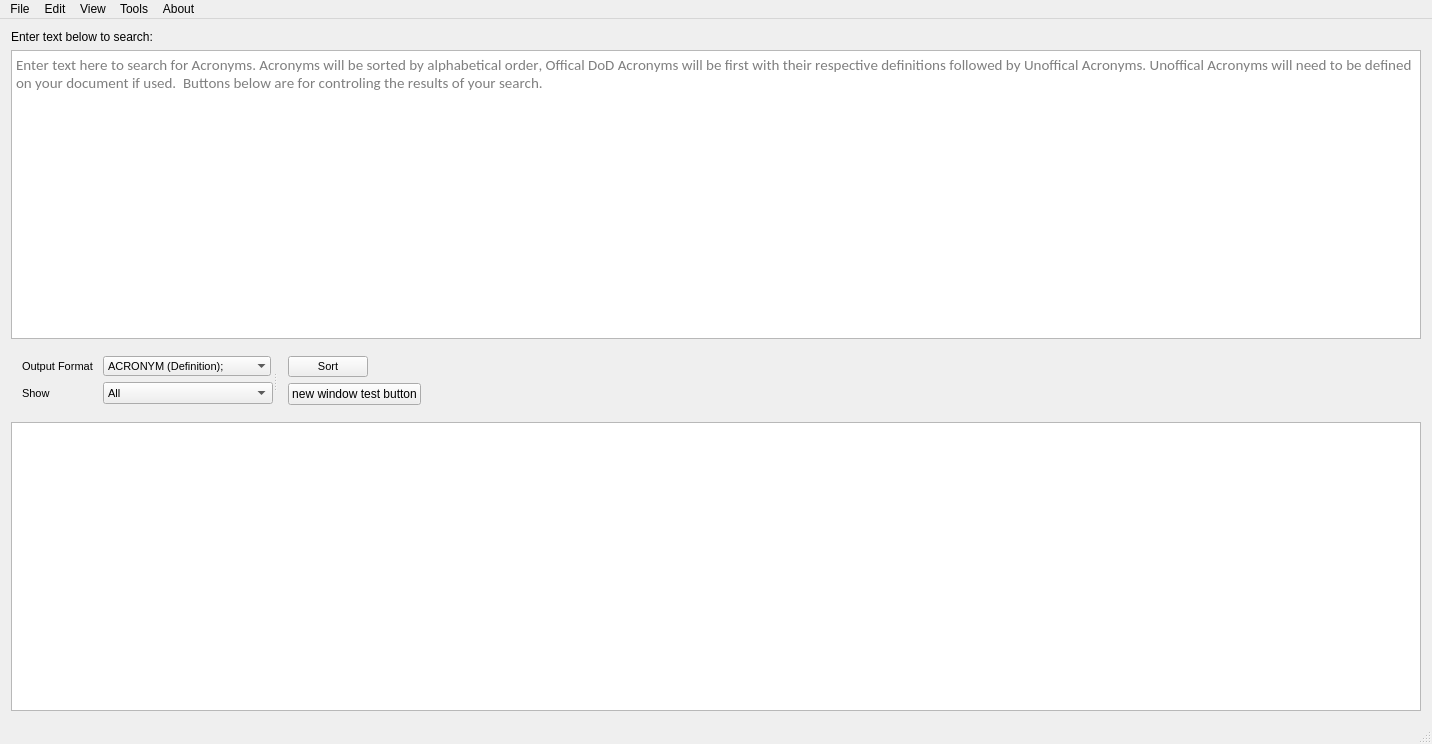
This is Source_Files/sorter.ui in SnekCode/AcronymSorter as Qt 5 draws it before an edit. The edited form follows.
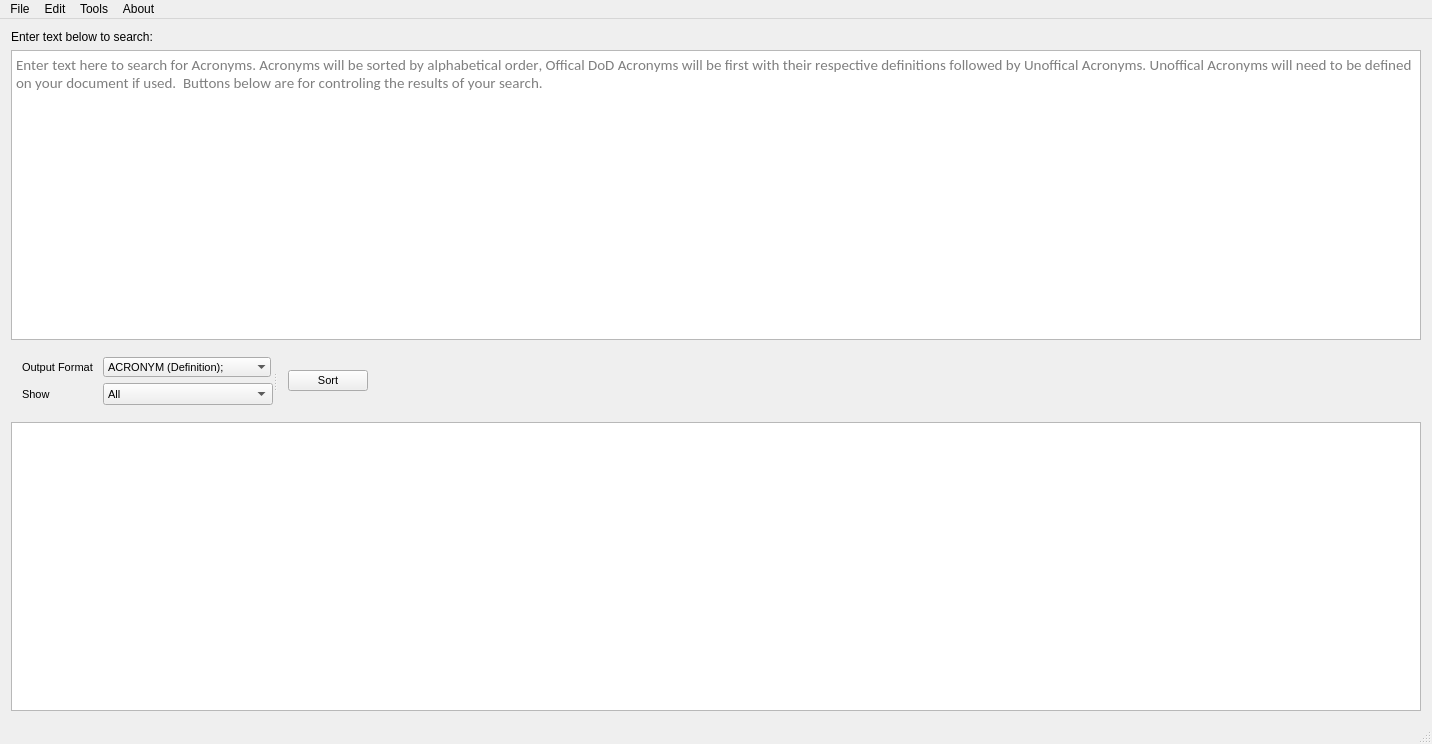
This is the edited form. Icons and pictures are not drawn.

```diff
--- a/Source_Files/sorter.ui
+++ b/Source_Files/sorter.ui
@@ -275,13 +275,6 @@
           </property>
          </widget>
         </item>
-        <item row="1" column="0">
-         <widget class="QPushButton" name="pushButton">
-          <property name="text">
-           <string>new window test button</string>
-          </property>
-         </widget>
-        </item>
        </layout>
       </widget>
      </widget>
@@ -874,14 +867,8 @@
     <addaction name="menuRestore_Settings"/>
     <addaction name="actionRun_Logic_Diagnostic"/>
    </widget>
-   <widget class="QMenu" name="menuView">
-    <property name="title">
-     <string>View</string>
-    </property>
-   </widget>
    <addaction name="menuFile"/>
    <addaction name="menuAbout"/>
-   <addaction name="menuView"/>
    <addaction name="menuTools"/>
    <addaction name="menuAbout_2"/>
   </widget>
```
Left out of the diff: 6 changed lines with no effect on the pictures.
